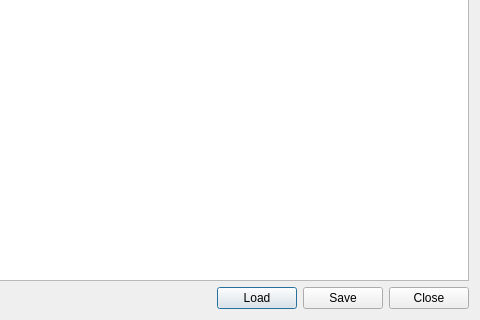
Qt form iface.ui (shimpe/reverse_poem_writer) before a commit; both pictures show x 605 to 1085 and y 415 to 735 of the 1085 by 735 pixel window.
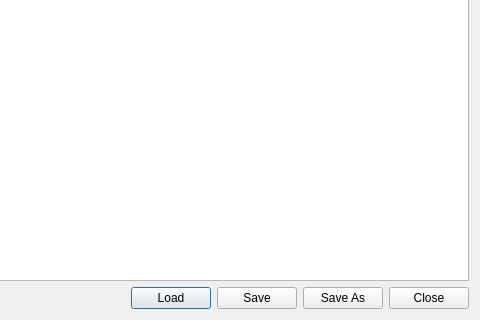
The same form after that commit.

Commit message: some user interface improvements

The edit to the form file:
```diff
--- a/iface.ui
+++ b/iface.ui
@@ -57,6 +57,13 @@
        </property>
       </widget>
      </item>
+     <item>
+      <widget class="QPushButton" name="saveAs">
+       <property name="text">
+        <string>Save As</string>
+       </property>
+      </widget>
+     </item>
      <item>
       <widget class="QPushButton" name="closebtn">
        <property name="text">
```
Left out of the diff: 8 changed lines with no effect on the pictures. The commit also changes 2 other files.
